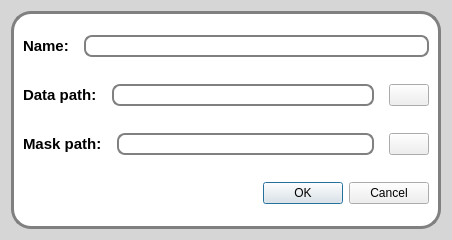
Qt form src/romeo/view/dialogs/addsubjectdialog.ui (AlbertoSimioni/Romeo) before a commit.
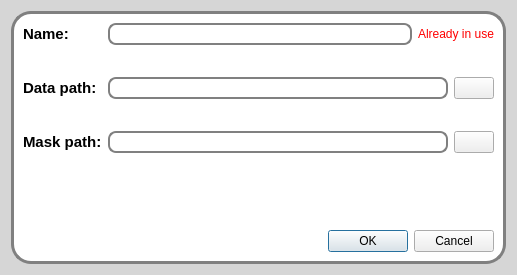
The same form after that commit. Icons and pictures are not drawn.

Diff of the .ui file:
```diff
--- a/src/romeo/view/dialogs/addsubjectdialog.ui
+++ b/src/romeo/view/dialogs/addsubjectdialog.ui
@@ -6,8 +6,8 @@
    <rect>
     <x>0</x>
     <y>0</y>
-    <width>452</width>
-    <height>240</height>
+    <width>517</width>
+    <height>275</height>
    </rect>
   </property>
   <property name="windowTitle">
@@ -35,7 +35,7 @@
 
 </string>
   </property>
-  <layout class="QGridLayout" name="gridLayout_2">
+  <layout class="QGridLayout" name="gridLayout">
    <item row="0" column="0">
     <widget class="QFrame" name="addSubjectFrame">
      <property name="frameShape">
@@ -44,33 +44,39 @@
      <property name="frameShadow">
       <enum>QFrame::Raised</enum>
      </property>
-     <layout class="QGridLayout" name="gridLayout">
-      <property name="spacing">
-       <number>15</number>
-      </property>
-      <item row="0" column="0">
-       <layout class="QHBoxLayout" name="horizontalLayout_3">
+     <layout class="QVBoxLayout" name="verticalLayout">
         <item>
+       <layout class="QFormLayout" name="formLayout">
+        <item row="0" column="0">
          <widget class="QLabel" name="label">
           <property name="text">
            <string>Name:</string>
           </property>
          </widget>
         </item>
+        <item row="0" column="1">
+         <layout class="QHBoxLayout" name="horizontalLayout">
         <item>
          <widget class="QLineEdit" name="nameLineEdit"/>
         </item>
-       </layout>
-      </item>
-      <item row="1" column="0">
-       <layout class="QHBoxLayout" name="horizontalLayout_2">
         <item>
+           <widget class="QLabel" name="label_4">
+            <property name="text">
+             <string>&lt;html&gt;&lt;head/&gt;&lt;body&gt;&lt;p&gt;&lt;span style=&quot; font-size:9pt; font-weight:400; color:#ff0000;&quot;&gt;Already in use&lt;/span&gt;&lt;/p&gt;&lt;/body&gt;&lt;/html&gt;</string>
+            </property>
+           </widget>
+          </item>
+         </layout>
+        </item>
+        <item row="2" column="0">
          <widget class="QLabel" name="label_2">
           <property name="text">
            <string>Data path:</string>
           </property>
          </widget>
         </item>
+        <item row="2" column="1">
+         <layout class="QHBoxLayout" name="horizontalLayout_2">
         <item>
          <widget class="QLineEdit" name="pathDataLineEdit"/>
         </item>
@@ -97,15 +103,15 @@
         </item>
        </layout>
       </item>
-      <item row="2" column="0">
-       <layout class="QHBoxLayout" name="horizontalLayout">
-        <item>
+        <item row="4" column="0">
          <widget class="QLabel" name="label_3">
           <property name="text">
            <string>Mask path:</string>
           </property>
          </widget>
         </item>
+        <item row="4" column="1">
+         <layout class="QHBoxLayout" name="horizontalLayout_3">
         <item>
          <widget class="QLineEdit" name="pathMaskLineEdit"/>
         </item>
@@ -133,6 +139,60 @@
        </layout>
       </item>
       <item row="3" column="0">
+         <spacer name="horizontalSpacer">
+          <property name="orientation">
+           <enum>Qt::Horizontal</enum>
+          </property>
+          <property name="sizeHint" stdset="0">
+           <size>
+            <width>40</width>
+            <height>20</height>
+           </size>
+          </property>
+         </spacer>
+        </item>
+        <item row="3" column="1">
+         <spacer name="horizontalSpacer_2">
+          <property name="orientation">
+           <enum>Qt::Horizontal</enum>
+          </property>
+          <property name="sizeHint" stdset="0">
+           <size>
+            <width>40</width>
+            <height>20</height>
+           </size>
+          </property>
+         </spacer>
+        </item>
+        <item row="1" column="0">
+         <spacer name="horizontalSpacer_3">
+          <property name="orientation">
+           <enum>Qt::Horizontal</enum>
+          </property>
+          <property name="sizeHint" stdset="0">
+           <size>
+            <width>40</width>
+            <height>20</height>
+           </size>
+          </property>
+         </spacer>
+        </item>
+        <item row="1" column="1">
+         <spacer name="horizontalSpacer_4">
+          <property name="orientation">
+           <enum>Qt::Horizontal</enum>
+          </property>
+          <property name="sizeHint" stdset="0">
+           <size>
+            <width>40</width>
+            <height>20</height>
+           </size>
+          </property>
+         </spacer>
+        </item>
+       </layout>
+      </item>
+      <item>
        <widget class="QDialogButtonBox" name="okCancel">
         <property name="standardButtons">
          <set>QDialogButtonBox::Cancel|QDialogButtonBox::Ok</set>
```
Left out of the diff: 4 changed lines with no effect on the pictures. Lines whose indentation alone changed are shown as unchanged.
